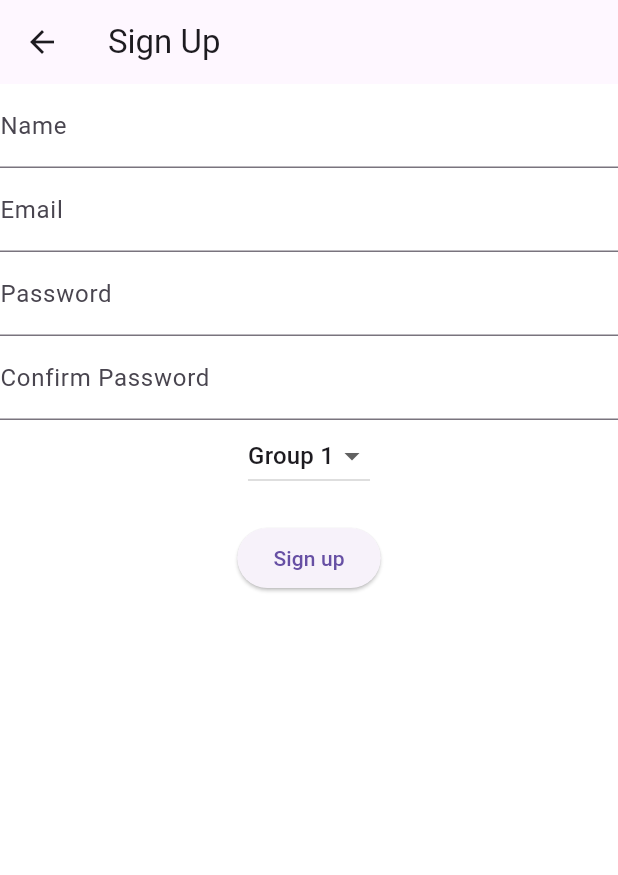
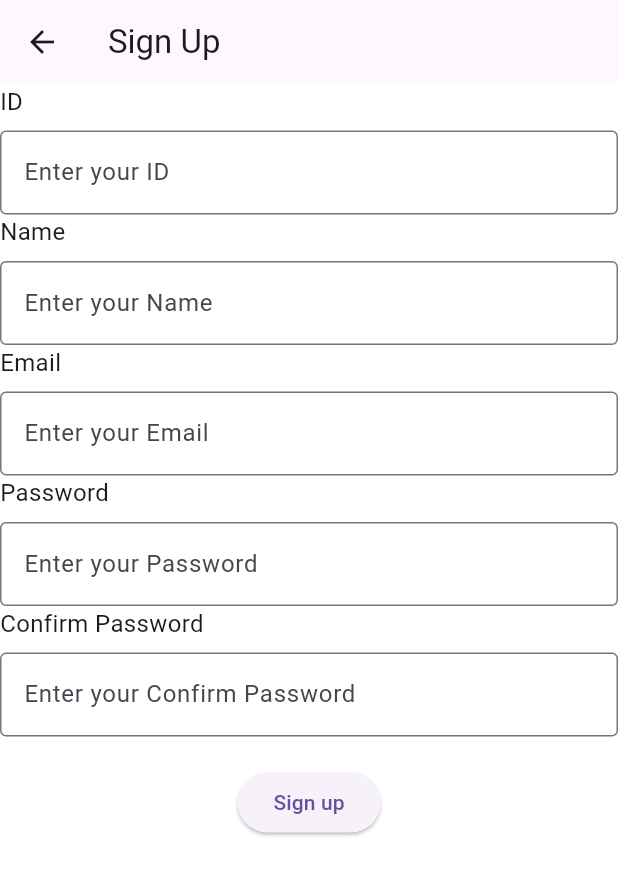
Before and after one commit to Nymmpy/nymmp_front, a Flutter app: the SignUpPage screen opened by its route, on a phone screen of 412 x 824 dp. Shown: the top 875 px of the screen. Run offline on Flutter 3.47's test engine with Material 3 defaults, Android fonts, the phone set to English and light mode, and no system bars; our stand-ins replace flutter_svg.

Commit message:
feat: 입력창 컴포넌트화
입력창을  컴포넌트화 하여 회원가입시 재사용할 수 있도록 하였습니다

```diff
--- /dev/null
+++ b/lib/components/custom_text_field.dart
@@ -0,0 +1,38 @@
+import 'package:flutter/material.dart';
+
+class CustomTextField extends StatelessWidget {
+  final String label;
+  final TextEditingController controller;
+  final bool obscureText;
+  final TextInputType keyboardType;
+
+  CustomTextField({
+    required this.label,
+    required this.controller,
+    this.obscureText = false,
+    this.keyboardType = TextInputType.text,
+  });
+
+  @override
+  Widget build(BuildContext context) {
+    return Column(
+      crossAxisAlignment: CrossAxisAlignment.start,
+      children: [
+        Text(
+          label,
+          style: TextStyle(fontSize: 16, fontWeight: FontWeight.w400),
+        ),
+        SizedBox(height: 8),
+        TextField(
+          controller: controller,
+          decoration: InputDecoration(
+            border: OutlineInputBorder(),
+            hintText: 'Enter your $label',
+          ),
+          obscureText: obscureText,
+          keyboardType: keyboardType,
+        ),
+      ],
+    );
+  }
+}
--- a/lib/components/sign_up_form.dart
+++ b/lib/components/sign_up_form.dart
@@ -1,4 +1,5 @@
 import 'package:flutter/material.dart';
+import 'custom_text_field.dart'; // 커스텀 텍스트 필드 컴포넌트 임포트
 import 'package:http/http.dart' as http;
 import 'dart:convert';
 
@@ -8,14 +9,15 @@ class SignUpForm extends StatefulWidget {
 }
 
 class _SignUpFormState extends State<SignUpForm> {
+  final TextEditingController idController = TextEditingController();
   final TextEditingController nameController = TextEditingController();
   final TextEditingController emailController = TextEditingController();
   final TextEditingController passwordController = TextEditingController();
   final TextEditingController confirmPasswordController =
       TextEditingController();
 
-  String selectedGroup = 'Group 1'; // 예시 그룹, 실제로는 동적으로 로드
-  bool isLoading = false; // 로딩 상태 표시
+  String selectedGroup = 'Group 1'; // 예시 그룹
+  bool isLoading = false;
 
   Future<void> signUp() async {
     if (passwordController.text != confirmPasswordController.text) {
@@ -33,6 +35,7 @@ class _SignUpFormState extends State<SignUpForm> {
       Uri.parse('https://api.yourdomain.com/users'),
       headers: {'Content-Type': 'application/json'},
       body: jsonEncode({
+        'id': idController.text,
         'name': nameController.text,
         'email': emailController.text,
         'password': passwordController.text,
@@ -58,40 +61,21 @@ class _SignUpFormState extends State<SignUpForm> {
     return Column(
       mainAxisAlignment: MainAxisAlignment.center,
       children: <Widget>[
-        TextField(
-          controller: nameController,
-          decoration: InputDecoration(labelText: 'Name'),
-        ),
-        TextField(
-          controller: emailController,
-          decoration: InputDecoration(labelText: 'Email'),
-          keyboardType: TextInputType.emailAddress,
-        ),
-        TextField(
-          controller: passwordController,
-          decoration: InputDecoration(labelText: 'Password'),
-          obscureText: true,
-        ),
-        TextField(
-          controller: confirmPasswordController,
-          decoration: InputDecoration(labelText: 'Confirm Password'),
-          obscureText: true,
-        ),
-        DropdownButton<String>(
-          value: selectedGroup,
-          onChanged: (String? newValue) {
-            setState(() {
-              selectedGroup = newValue!;
-            });
-          },
-          items: <String>['Group 1', 'Group 2', 'Group 3', 'Group 4']
-              .map<DropdownMenuItem<String>>((String value) {
-            return DropdownMenuItem<String>(
-              value: value,
-              child: Text(value),
-            );
-          }).toList(),
-        ),
+        CustomTextField(label: 'ID', controller: idController),
+        CustomTextField(label: 'Name', controller: nameController),
+        CustomTextField(
+            label: 'Email',
+            controller: emailController,
+            keyboardType: TextInputType.emailAddress),
+        CustomTextField(
+            label: 'Password',
+            controller: passwordController,
+            obscureText: true),
+        CustomTextField(
+            label: 'Confirm Password',
+            controller: confirmPasswordController,
+            obscureText: true),
+        // Dropdown 및 기타 요소 포함...
         SizedBox(height: 20),
         isLoading
             ? CircularProgressIndicator()
```
